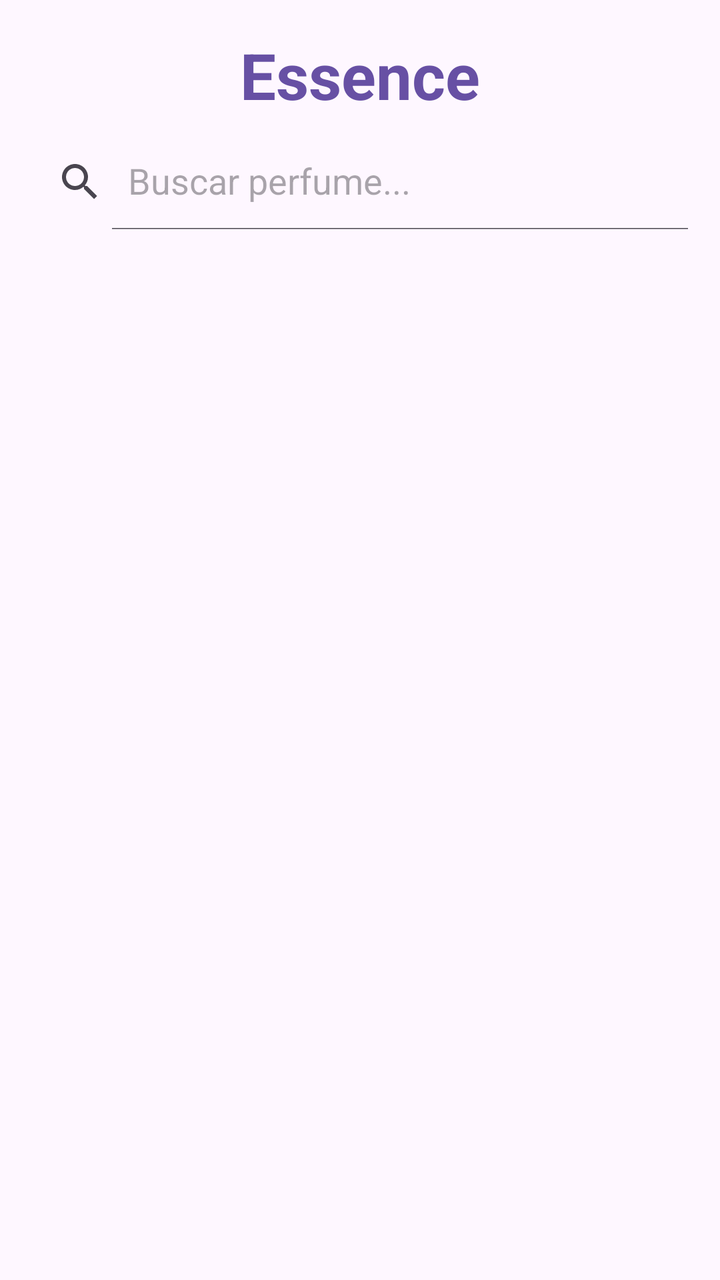
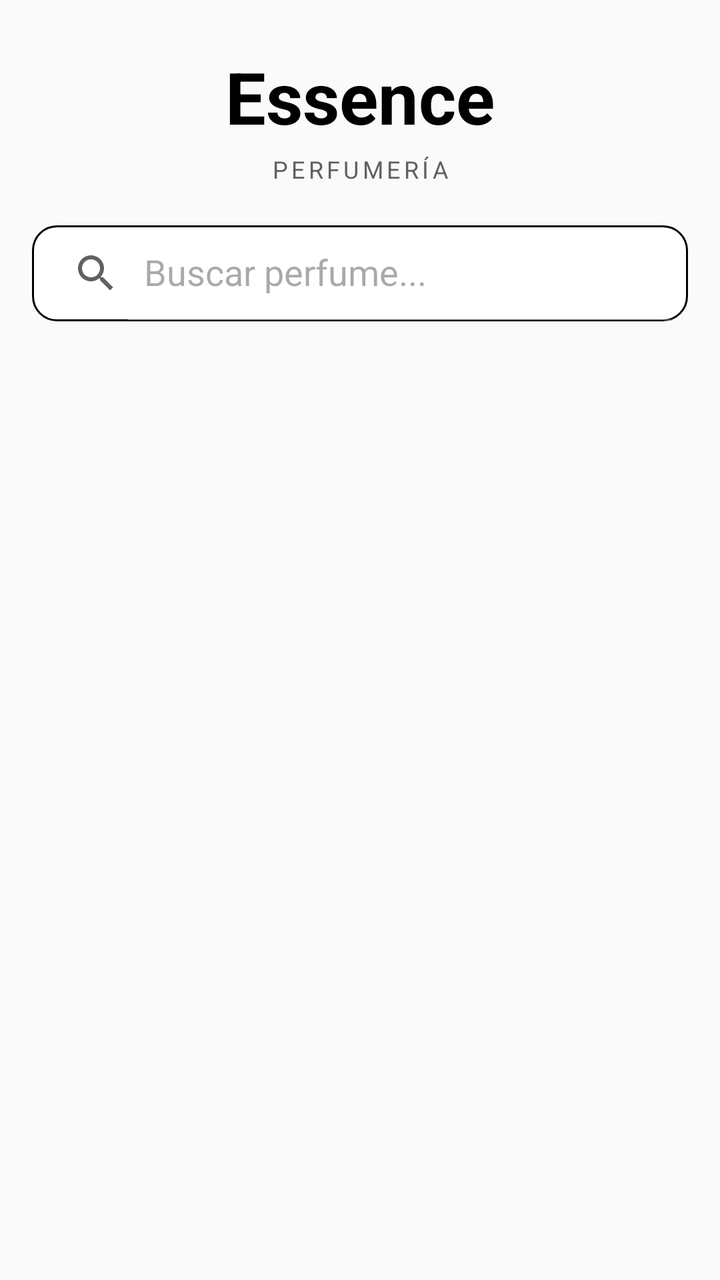

An Android layout rendered at two revisions. The XML below is the earlier revision; the diff shows what the commit changed to produce the second picture.
<!-- AndroidManifest.xml: application theme Theme.Proyectofinal -->
<!-- res/layout/fragment_home.xml -->
<?xml version="1.0" encoding="utf-8"?>
<androidx.constraintlayout.widget.ConstraintLayout xmlns:android="http://schemas.android.com/apk/res/android"
    xmlns:app="http://schemas.android.com/apk/res-auto"
    xmlns:tools="http://schemas.android.com/tools"
    android:layout_width="match_parent"
    android:layout_height="match_parent"
    tools:context=".ui.home.HomeFragment">

    <TextView
        android:id="@+id/tvAppName"
        android:layout_width="wrap_content"
        android:layout_height="wrap_content"
        android:text="Essence"
        android:textSize="32sp"
        android:textStyle="bold"
        android:textColor="?attr/colorPrimary"
        android:layout_marginTop="16dp"
        app:layout_constraintTop_toTopOf="parent"
        app:layout_constraintStart_toStartOf="parent"
        app:layout_constraintEnd_toEndOf="parent" />

    <androidx.appcompat.widget.SearchView
        android:id="@+id/searchView"
        android:layout_width="match_parent"
        android:layout_height="wrap_content"
        android:layout_margin="8dp"
        app:iconifiedByDefault="false"
        app:queryHint="Buscar perfume..."
        app:layout_constraintTop_toBottomOf="@id/tvAppName"
        app:layout_constraintStart_toStartOf="parent"
        app:layout_constraintEnd_toEndOf="parent" />

    <androidx.recyclerview.widget.RecyclerView
        android:id="@+id/rvPerfumes"
        android:layout_width="0dp"
        android:layout_height="0dp"
        app:layout_constraintBottom_toBottomOf="parent"
        app:layout_constraintEnd_toEndOf="parent"
        app:layout_constraintStart_toStartOf="parent"
        app:layout_constraintTop_toBottomOf="@id/searchView"
        tools:listitem="@layout/item_perfume" />

</androidx.constraintlayout.widget.ConstraintLayout>
<!-- res/layout/item_perfume.xml (included above) -->
<?xml version="1.0" encoding="utf-8"?>
<androidx.cardview.widget.CardView xmlns:android="http://schemas.android.com/apk/res/android"
    xmlns:app="http://schemas.android.com/apk/res-auto"
    android:layout_width="match_parent"
    android:layout_height="wrap_content"
    android:layout_margin="8dp"
    app:cardCornerRadius="8dp"
    app:cardElevation="4dp">

    <LinearLayout
        android:layout_width="match_parent"
        android:layout_height="wrap_content"
        android:orientation="vertical">

        <ImageView
            android:id="@+id/ivPerfume"
            android:layout_width="match_parent"
            android:layout_height="200dp"
            android:scaleType="centerCrop"
            android:src="@android:color/darker_gray" />

        <LinearLayout
            android:layout_width="match_parent"
            android:layout_height="wrap_content"
            android:orientation="vertical"
            android:padding="16dp">

            <TextView
                android:id="@+id/tvNombre"
                android:layout_width="match_parent"
                android:layout_height="wrap_content"
                android:text="Nombre del Perfume"
                android:textSize="18sp"
                android:textStyle="bold" />

            <TextView
                android:id="@+id/tvMarca"
                android:layout_width="match_parent"
                android:layout_height="wrap_content"
                android:text="Marca"
                android:textSize="14sp"
                android:textColor="@android:color/darker_gray" />

            <TextView
                android:id="@+id/tvPrecio"
                android:layout_width="match_parent"
                android:layout_height="wrap_content"
                android:text="0.00 €"
                android:textSize="16sp"
                android:textColor="?attr/colorPrimary"
                android:layout_marginTop="8dp" />

            <Button
                android:id="@+id/btnDetalles"
                android:layout_width="match_parent"
                android:layout_height="wrap_content"
                android:layout_marginTop="12dp"
                android:text="Ver Detalles" />

        </LinearLayout>
    </LinearLayout>
</androidx.cardview.widget.CardView>
<!-- resources referenced by this layout -->
<resources>
  <style name="Base.Theme.Proyectofinal" parent="Theme.Material3.DayNight.NoActionBar">
          
          
      </style>
  <!-- unchanged entries left out for length: 1 -->
</resources>

<!-- the commit's change to res/layout/fragment_home.xml (unified diff, before → after) -->
@@ -4,36 +4,56 @@
     xmlns:tools="http://schemas.android.com/tools"
     android:layout_width="match_parent"
     android:layout_height="match_parent"
+    android:background="@drawable/bg_screen"
     tools:context=".ui.home.HomeFragment">
 
     <TextView
         android:id="@+id/tvAppName"
         android:layout_width="wrap_content"
         android:layout_height="wrap_content"
+        android:layout_marginTop="24dp"
         android:text="Essence"
-        android:textSize="32sp"
-        android:textStyle="bold"
-        android:textColor="?attr/colorPrimary"
-        android:layout_marginTop="16dp"
-        app:layout_constraintTop_toTopOf="parent"
+        android:textAppearance="@style/TextAppearance.App.Headline"
+        android:textSize="36sp"
+        app:layout_constraintEnd_toEndOf="parent"
         app:layout_constraintStart_toStartOf="parent"
-        app:layout_constraintEnd_toEndOf="parent" />
+        app:layout_constraintTop_toTopOf="parent" />
+
+    <TextView
+        android:id="@+id/tvAppTagline"
+        android:layout_width="wrap_content"
+        android:layout_height="wrap_content"
+        android:layout_marginTop="4dp"
+        android:text="Perfumería"
+        android:textAppearance="@style/TextAppearance.App.Subtitle"
+        android:letterSpacing="0.15"
+        android:textAllCaps="true"
+        android:textSize="12sp"
+        app:layout_constraintEnd_toEndOf="parent"
+        app:layout_constraintStart_toStartOf="parent"
+        app:layout_constraintTop_toBottomOf="@id/tvAppName" />
 
     <androidx.appcompat.widget.SearchView
         android:id="@+id/searchView"
-        android:layout_width="match_parent"
+        android:layout_width="0dp"
         android:layout_height="wrap_content"
-        android:layout_margin="8dp"
+        android:layout_marginStart="16dp"
+        android:layout_marginTop="20dp"
+        android:layout_marginEnd="16dp"
+        android:background="@drawable/bg_search"
         app:iconifiedByDefault="false"
         app:queryHint="Buscar perfume..."
-        app:layout_constraintTop_toBottomOf="@id/tvAppName"
+        app:layout_constraintEnd_toEndOf="parent"
         app:layout_constraintStart_toStartOf="parent"
-        app:layout_constraintEnd_toEndOf="parent" />
+        app:layout_constraintTop_toBottomOf="@id/tvAppTagline" />
 
     <androidx.recyclerview.widget.RecyclerView
         android:id="@+id/rvPerfumes"
         android:layout_width="0dp"
         android:layout_height="0dp"
+        android:layout_marginTop="8dp"
+        android:clipToPadding="false"
+        android:paddingBottom="8dp"
         app:layout_constraintBottom_toBottomOf="parent"
         app:layout_constraintEnd_toEndOf="parent"
         app:layout_constraintStart_toStartOf="parent"
@@ -43,13 +63,13 @@
 </androidx.constraintlayout.widget.ConstraintLayout>
 <!-- res/layout/item_perfume.xml (included above) -->
 <?xml version="1.0" encoding="utf-8"?>
-<androidx.cardview.widget.CardView xmlns:android="http://schemas.android.com/apk/res/android"
+<com.google.android.material.card.MaterialCardView xmlns:android="http://schemas.android.com/apk/res/android"
     xmlns:app="http://schemas.android.com/apk/res-auto"
+    style="@style/Widget.App.Card"
     android:layout_width="match_parent"
     android:layout_height="wrap_content"
-    android:layout_margin="8dp"
-    app:cardCornerRadius="8dp"
-    app:cardElevation="4dp">
+    android:layout_marginHorizontal="12dp"
+    android:layout_marginVertical="6dp">
 
     <LinearLayout
         android:layout_width="match_parent"
@@ -60,8 +80,8 @@
             android:id="@+id/ivPerfume"
             android:layout_width="match_parent"
             android:layout_height="200dp"
-            android:scaleType="centerCrop"
-            android:src="@android:color/darker_gray" />
+            android:background="@color/image_placeholder"
+            android:scaleType="centerCrop" />
 
         <LinearLayout
             android:layout_width="match_parent"
@@ -74,6 +94,7 @@
                 android:layout_width="match_parent"
                 android:layout_height="wrap_content"
                 android:text="Nombre del Perfume"
+                android:textColor="@color/black"
                 android:textSize="18sp"
                 android:textStyle="bold" />
 
@@ -81,26 +102,29 @@
                 android:id="@+id/tvMarca"
                 android:layout_width="match_parent"
                 android:layout_height="wrap_content"
+                android:layout_marginTop="2dp"
                 android:text="Marca"
-                android:textSize="14sp"
-                android:textColor="@android:color/darker_gray" />
+                android:textColor="@color/text_secondary"
+                android:textSize="14sp" />
 
             <TextView
                 android:id="@+id/tvPrecio"
                 android:layout_width="match_parent"
                 android:layout_height="wrap_content"
+                android:layout_marginTop="8dp"
                 android:text="0.00 €"
-                android:textSize="16sp"
-                android:textColor="?attr/colorPrimary"
-                android:layout_marginTop="8dp" />
+                android:textColor="@color/black"
+                android:textSize="17sp"
+                android:textStyle="bold" />
 
             <Button
                 android:id="@+id/btnDetalles"
+                style="@style/Widget.App.Button.Outlined"
                 android:layout_width="match_parent"
                 android:layout_height="wrap_content"
                 android:layout_marginTop="12dp"
-                android:text="Ver Detalles" />
+                android:text="Ver detalles" />
 
         </LinearLayout>
     </LinearLayout>
-</androidx.cardview.widget.CardView>
+</com.google.android.material.card.MaterialCardView>
<!-- resource entries referenced after the edit -->
@@ -1,9 +1,132 @@
 <!-- resources referenced by this layout -->
 <resources>
-  <style name="Base.Theme.Proyectofinal" parent="Theme.Material3.DayNight.NoActionBar">
-          
-          
+  <color name="black">#FF000000</color>
+  <color name="image_placeholder">#FFF0F0F0</color>
+  <color name="text_secondary">#FF616161</color>
+  <!-- drawable bg_screen (drawable) -->
+  <?xml version="1.0" encoding="utf-8"?>
+  <shape xmlns:android="http://schemas.android.com/apk/res/android"
+      android:shape="rectangle">
+      <solid android:color="@color/background" />
+  </shape>
+  <!-- drawable bg_search (drawable) -->
+  <?xml version="1.0" encoding="utf-8"?>
+  <shape xmlns:android="http://schemas.android.com/apk/res/android"
+      android:shape="rectangle">
+      <solid android:color="@color/surface" />
+      <corners android:radius="12dp" />
+      <stroke
+          android:width="1dp"
+          android:color="@color/black" />
+  </shape>
+  <style name="TextAppearance.App.Headline" parent="TextAppearance.Material3.HeadlineMedium">
+          <item name="android:textColor">@color/black</item>
+          <item name="android:textStyle">bold</item>
       </style>
+  <style name="TextAppearance.App.Subtitle" parent="TextAppearance.Material3.BodyLarge">
+          <item name="android:textColor">@color/text_secondary</item>
+      </style>
+  <style name="Widget.App.Button.Outlined" parent="Widget.Material3.Button.OutlinedButton">
+          <item name="android:background">@drawable/bg_button_outlined</item>
+          <item name="backgroundTint">@null</item>
+          <item name="strokeColor">@color/black</item>
+          <item name="strokeWidth">1.5dp</item>
+          <item name="android:textColor">@color/black</item>
+          <item name="cornerRadius">8dp</item>
+          <item name="android:minHeight">52dp</item>
+          <item name="android:textAllCaps">false</item>
+      </style>
+  <style name="Widget.App.Card" parent="Widget.Material3.CardView.Elevated">
+          <item name="cardBackgroundColor">@color/surface</item>
+          <item name="cardCornerRadius">12dp</item>
+          <item name="cardElevation">0dp</item>
+          <item name="strokeColor">@color/border_light</item>
+          <item name="strokeWidth">1dp</item>
+      </style>
+  <color name="background">#FFFAFAFA</color>
+  <color name="surface">#FFFFFFFF</color>
+  <!-- drawable bg_button_outlined (drawable) -->
+  <?xml version="1.0" encoding="utf-8"?>
+  <ripple xmlns:android="http://schemas.android.com/apk/res/android"
+      android:color="#1A000000">
+      <item>
+          <shape android:shape="rectangle">
+              <solid android:color="@color/surface" />
+              <corners android:radius="8dp" />
+              <stroke
+                  android:width="1.5dp"
+                  android:color="@color/black" />
+          </shape>
+      </item>
+  </ripple>
+  <color name="border_light">#FFE0E0E0</color>
+  <style name="Base.Theme.Proyectofinal" parent="Theme.Material3.Light.NoActionBar">
+          <item name="colorPrimary">@color/primary</item>
+          <item name="colorOnPrimary">@color/on_primary</item>
+          <item name="colorSecondary">@color/secondary</item>
+          <item name="colorOnSecondary">@color/on_secondary</item>
+          <item name="android:colorBackground">@color/background</item>
+          <item name="colorSurface">@color/surface</item>
+          <item name="colorOnSurface">@color/on_surface</item>
+          <item name="colorOnBackground">@color/on_background</item>
+          <item name="android:statusBarColor">@color/white</item>
+          <item name="android:navigationBarColor">@color/white</item>
+          <item name="android:windowLightStatusBar">true</item>
+          <item name="android:windowLightNavigationBar" tools:targetApi="27">true</item>
+          <item name="materialButtonStyle">@style/Widget.App.Button</item>
+          <item name="bottomNavigationStyle">@style/Widget.App.BottomNavigation</item>
+          <item name="android:textColorPrimary">@color/black</item>
+          <item name="android:textColorSecondary">@color/text_secondary</item>
+      </style>
+  <color name="primary">#FF000000</color>
+  <color name="on_primary">#FFFFFFFF</color>
+  <color name="secondary">#FF2D2D2D</color>
+  <color name="on_secondary">#FFFFFFFF</color>
+  <color name="on_surface">#FF121212</color>
+  <color name="on_background">#FF121212</color>
+  <color name="white">#FFFFFFFF</color>
+  <style name="Widget.App.Button" parent="Widget.Material3.Button">
+          <item name="android:background">@drawable/bg_button_primary</item>
+          <item name="backgroundTint">@null</item>
+          <item name="android:textColor">@color/white</item>
+          <item name="cornerRadius">8dp</item>
+          <item name="android:minHeight">52dp</item>
+          <item name="android:textAllCaps">false</item>
+          <item name="android:letterSpacing">0.02</item>
+      </style>
+  <style name="Widget.App.BottomNavigation" parent="Widget.Material3.BottomNavigationView">
+          <item name="android:background">@drawable/bg_bottom_nav</item>
+          <item name="itemIconTint">@color/bottom_nav_color</item>
+          <item name="itemTextColor">@color/bottom_nav_color</item>
+          <item name="labelVisibilityMode">labeled</item>
+      </style>
+  <!-- drawable bg_button_primary (drawable) -->
+  <?xml version="1.0" encoding="utf-8"?>
+  <ripple xmlns:android="http://schemas.android.com/apk/res/android"
+      android:color="#33FFFFFF">
+      <item>
+          <shape android:shape="rectangle">
+              <solid android:color="@color/black" />
+              <corners android:radius="8dp" />
+          </shape>
+      </item>
+  </ripple>
+  <!-- drawable bg_bottom_nav (drawable) -->
+  <?xml version="1.0" encoding="utf-8"?>
+  <layer-list xmlns:android="http://schemas.android.com/apk/res/android">
+      <item>
+          <shape android:shape="rectangle">
+              <solid android:color="@color/surface" />
+          </shape>
+      </item>
+      <item android:gravity="top">
+          <shape android:shape="rectangle">
+              <size android:height="1dp" />
+              <solid android:color="@color/divider" />
+          </shape>
+      </item>
+  </layer-list>
+  <color name="divider">#FFE8E8E8</color>
   <!-- unchanged entries left out for length: 1 -->
 </resources>
 
